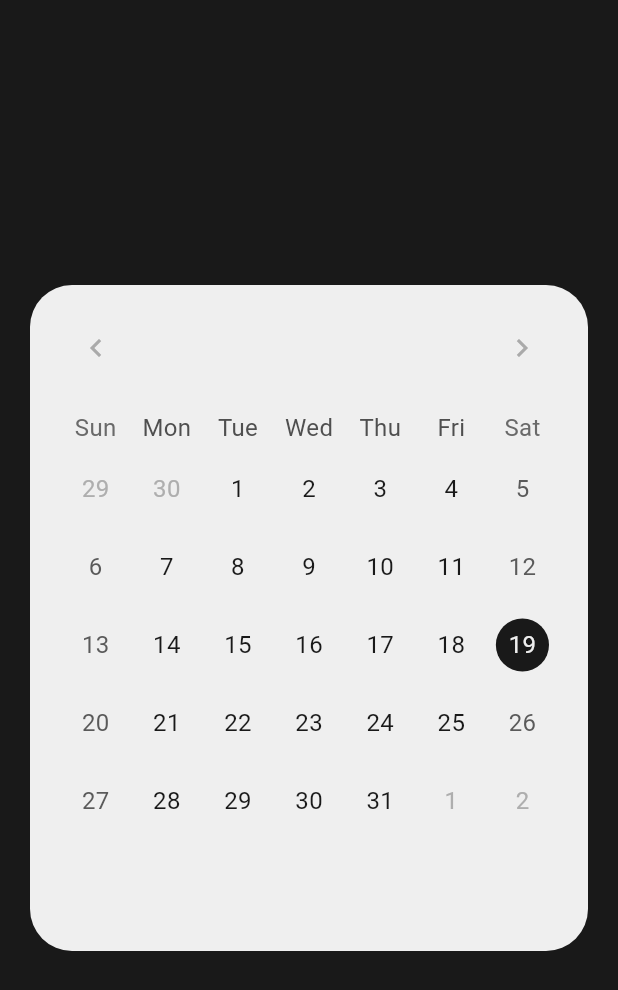
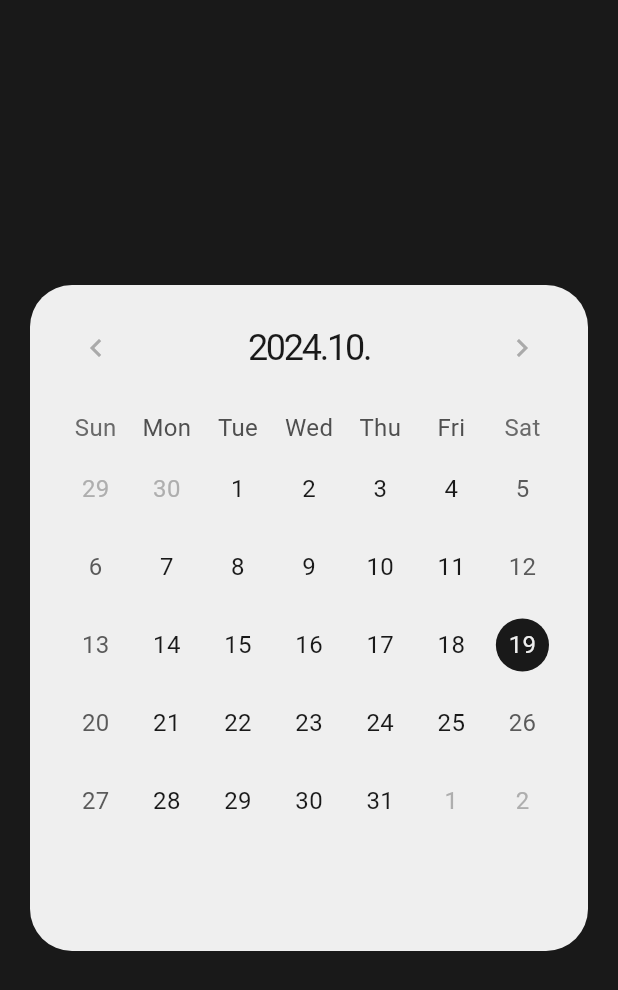
Before and after one commit to EasyAndBeauty/DailyReceipt-Flutter, a Flutter app: the CalendarDialog widget shown alone on an empty page, opened directly, on a phone screen of 412 x 824 dp. Shown: the top 990 px of the screen. Run offline on Flutter 3.47's test engine with Material 3 defaults, Android fonts, the phone set to English and light mode, and no system bars; drawn by our look-alikes of table_calendar; our stand-ins replace flutter_svg, go_router, google_fonts, share_plus, shared_preferences; missing offline and left inert: pasteboard; accounts and stored records are empty; Roboto replaces fonts that are missing (Courier Prime); project files that could hold a hidden picture were left out.

Commit message:
fix: 캘린더 글자 색이 안보이는 문제 해결

```diff
--- a/lib/widgets/calendar_dialog.dart
+++ b/lib/widgets/calendar_dialog.dart
@@ -45,7 +45,9 @@ class CalendarDialog extends StatelessWidget {
               titleTextFormatter: (date, locale) {
                 return DateFormat('yyyy.MM.').format(date).toString();
               },
-              titleTextStyle: theme.textTheme.titleLarge!,
+              titleTextStyle: theme.textTheme.titleLarge!.copyWith(
+                color: theme.colorScheme.primary,
+              ),
               headerPadding: const EdgeInsets.only(top: 6, bottom: 6),
               leftChevronIcon: Icon(
                 Icons.chevron_left,
```
